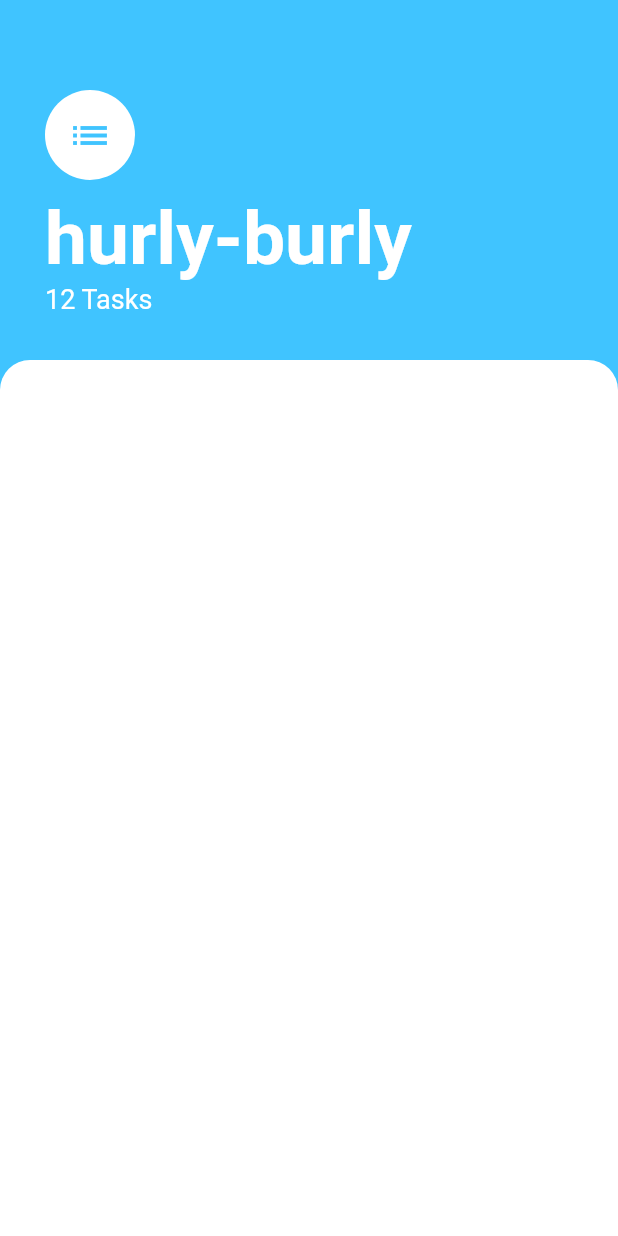
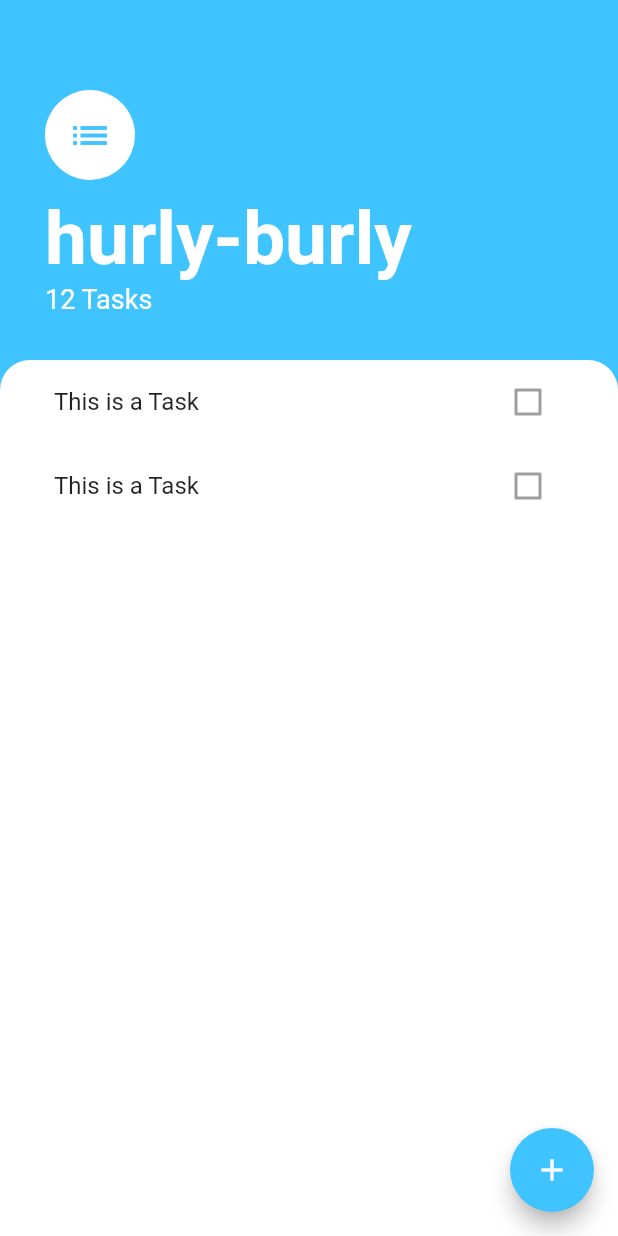
Before and after one commit to ajay1706/provider-app, a Flutter app: the screen it shows after launch, on a phone screen of 412 x 824 dp. Run offline on Flutter 3.47's test engine with Material 2 defaults, Android fonts, the phone set to English and light mode, and no system bars.

Commit message:
adding changes

```diff
--- a/provider_app/lib/screens/task_screen.dart
+++ b/provider_app/lib/screens/task_screen.dart
@@ -41,15 +41,34 @@ class TaskScreen extends StatelessWidget {
           ),
           Expanded(
             child: Container(
+              padding: EdgeInsets.symmetric(
+                horizontal: 20
+              ),
 
               decoration: BoxDecoration(
                   color: Colors.white,
                   borderRadius: BorderRadius.only(topLeft: Radius.circular(20),topRight: Radius.circular(20))
               ),
+              child:ListView(
+                children: <Widget>[
+                  ListTile(
+                    title: Text('This is a Task'),
+                    trailing: Checkbox(value: false,),
+                  ) ,
+                  ListTile(
+                    title: Text('This is a Task'),
+                    trailing: Checkbox(value: false,),
+                  )
+                ],
+              ) ,
             ),
           )
         ],
       ),
+      floatingActionButton: FloatingActionButton(
+          backgroundColor: Colors.lightBlueAccent,
+          child: Icon(Icons.add),
+          onPressed: (){}),
     );
   }
 }
```
